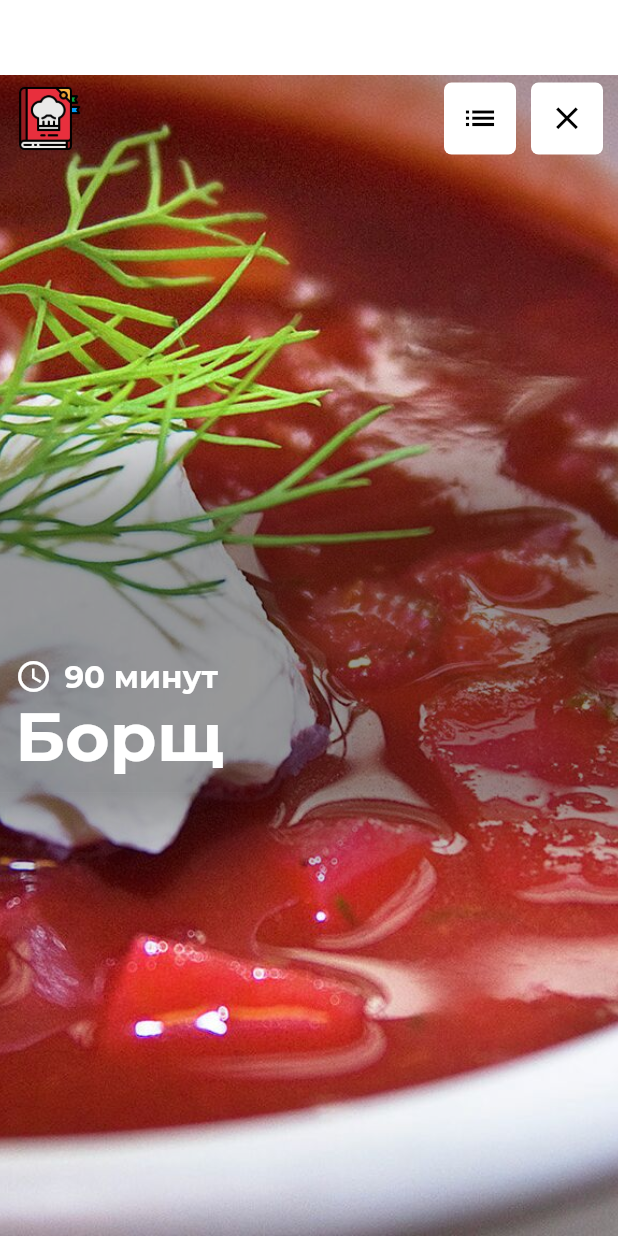
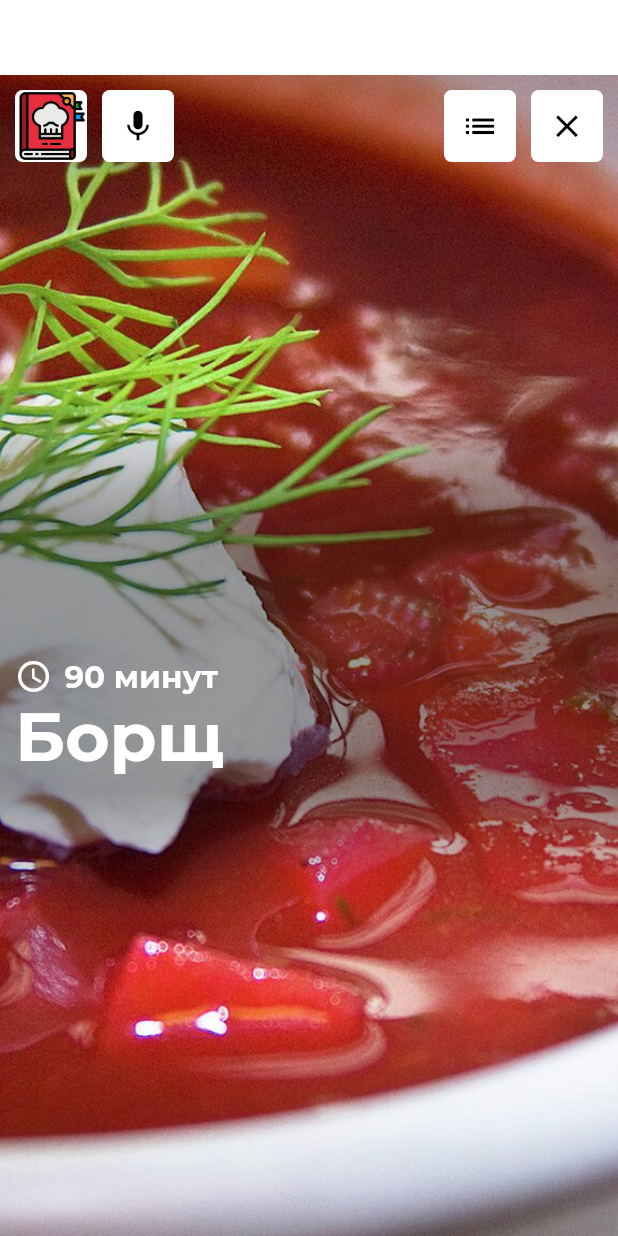
Before and after one commit to OlesiaPalchunova/voice-recipe, a Flutter app: the screen it shows after launch, after a tap on "Борщ", on a phone screen of 412 x 824 dp. Run offline on Flutter 3.47's test engine with Material 2 defaults, Android fonts, the phone set to English and light mode, and no system bars; our stand-ins replace flutter_tts, speech_to_text; project files that could hold a hidden picture were left out.

Commit message:
added better code for a command listener, now it works better

```diff
--- a/lib/components/commands_listener.dart
+++ b/lib/components/commands_listener.dart
@@ -1,10 +1,17 @@
-import 'package:speech_to_text/speech_to_text.dart' as stt;
+import 'package:flutter/cupertino.dart';
+import 'package:speech_to_text/speech_to_text.dart';
 
 class CommandsListener {
-  CommandsListener({required this.onNext, required this.onPrev, required this.onSay,
-  required this.onStart, required this.onExit});
+  CommandsListener(
+      {required this.onNext,
+      required this.onPrev,
+      required this.onSay,
+      required this.onStart,
+      required this.onExit}) {
+    _initSpeechToText();
+  }
 
-  late stt.SpeechToText _speech;
+  late final SpeechToText _speechToText = SpeechToText();
   final void Function() onNext;
   final void Function() onPrev;
   final void Function() onSay;
@@ -12,62 +19,78 @@ class CommandsListener {
   final void Function() onExit;
   var lastCommandTime = DateTime.now();
   static const _minSlideChangeDelayMillis = 800;
-
+  static const _minDoneDelay = 200;
   static const nextWords = ["дальше", "даша", "вперёд", "польша", "даже"];
   static const backWords = ["назад"];
   static const sayWords = ["скажи"];
   static const startWords = ["начать", "старт", "начало"];
   static const exitWords = ["выйди", "закрой"];
+  var lastDoneTime = DateTime.now();
 
-  void launchRecognition() {
-    _initSpeechToText().then((available) {
-      if (available) {
+  var _speechAvailable = false;
+  final String _selectedLocaleId = 'ru_Ru';
+
+  void start() {
+    if (!_speechAvailable) {
+      debugPrint("STT module is not available");
+    } else {
       _listen();
     }
-    });
   }
 
   void shutdown() {
-    _speech.cancel();
+    _speechToText.cancel();
   }
 
-  Future<bool> _initSpeechToText() async {
-    _speech = stt.SpeechToText();
-    return await _speech.initialize(
-      onStatus: (val) => {
-        print('onStatus: $val')
+  void _initSpeechToText() async {
+    _speechAvailable = await _speechToText.initialize(
+      onStatus: (val) {
+        debugPrint('=== onStatus: $val');
+        if (val == 'done') {
+          // var current = DateTime.now();
+          // if (current.difference(lastDoneTime).inMilliseconds.abs() >=
+          // _minDoneDelay) {
+            start();
+            // lastDoneTime = current;
+          // }
+        }
       },
       onError: (val) {
-        print('onError: $val');
+        debugPrint('=== onError: $val');
         if (val.errorMsg == 'error_speech_timeout' ||
             val.errorMsg == 'error_no_match') {
-          launchRecognition();
+          start();
         }
       },
     );
   }
 
-  bool _isNextCommand(String command) => nextWords.contains(command.toLowerCase());
-
-  bool _isBackCommand(String command) => backWords.contains(command.toLowerCase());
-
-  bool _isSayCommand(String command) => sayWords.contains(command.toLowerCase());
-
   void _listen() async {
-    _speech.listen(
-      localeId: "ru_RU",
+    await _stopListening();
+    await _speechToText.listen(
+      localeId: _selectedLocaleId,
       listenFor: const Duration(hours: 2),
       onResult: (val) {
         var text = val.recognizedWords;
-        print(text);
+        _handleText(text);
+      },
+    );
+  }
+
+  void _handleText(String text) {
+    debugPrint(text);
     var current = DateTime.now();
     var passed = current.difference(lastCommandTime).inMilliseconds.abs();
-        if (passed >=
-            _minSlideChangeDelayMillis) {
+    if (passed < _minSlideChangeDelayMillis) {
+      debugPrint(
+          'Passed not enough time, just $passed / $_minSlideChangeDelayMillis');
+      return;
+    }
     if (_isNextCommand(text)) {
-            print('NEXT');
       lastCommandTime = current;
+      debugPrint('detected next command');
       onNext();
+      debugPrint('called onNext()');
     } else if (_isBackCommand(text)) {
       lastCommandTime = current;
       onPrev();
@@ -81,11 +104,18 @@ class CommandsListener {
       lastCommandTime = current;
       onExit();
     }
-        } else {
-          print('PASSED $passed');
   }
-        _listen();
-      },
-    );
+
+  Future _stopListening() async {
+    await _speechToText.stop();
   }
+
+  bool _isNextCommand(String command) =>
+      nextWords.contains(command.toLowerCase());
+
+  bool _isBackCommand(String command) =>
+      backWords.contains(command.toLowerCase());
+
+  bool _isSayCommand(String command) =>
+      sayWords.contains(command.toLowerCase());
 }
--- a/lib/components/header_panel.dart
+++ b/lib/components/header_panel.dart
@@ -1,46 +1,98 @@
 import 'package:flutter/material.dart';
 
-class HeaderPanel extends StatelessWidget {
-  const HeaderPanel({super.key, required this.onClose, required this.onList});
+class HeaderPanel extends StatefulWidget {
+  const HeaderPanel({super.key, required this.onClose, required this.onList,
+  required this.onListen, required this.onMute});
 
-  final double _iconSize = 25;
-  final double _panelHeight = 45;
+  static const _iconSize = 25.0;
   final void Function(BuildContext) onClose;
-  final void Function(BuildContext) onList;
+  final void Function() onList;
+  final void Function() onListen;
+  final void Function() onMute;
+
+  @override
+  State<HeaderPanel> createState() => _HeaderPanelState();
+
+  static Container buildButton(BuildContext context, IconButton iconButton) {
+    return Container(
+        decoration: BoxDecoration(
+          borderRadius: BorderRadius.circular(5),
+          color: Colors.white,
+        ),
+        child: iconButton);
+  }
+}
+
+class _HeaderPanelState extends State<HeaderPanel> {
+  var isListening = true;
 
   @override
   Widget build(BuildContext context) {
     return Row(
       mainAxisAlignment: MainAxisAlignment.spaceBetween,
       children: [
-        SizedBox(
-            height: _panelHeight,
-            width: _panelHeight,
-            child: Image.asset("assets/images/voice_recipe.png")),
         Row(
           children: [
-            buildButton(
+            Container(
+              decoration: BoxDecoration(
+                borderRadius: BorderRadius.circular(5),
+                color: Colors.white,
+              ),
+              child: const Image(
+                  height: 48.0,
+                  image: AssetImage("assets/images/voice_recipe.png")),
+            ),
+            const SizedBox(
+              width: 10,
+            ),
+            HeaderPanel.buildButton(
+                context,
+                IconButton(
+                    onPressed: () {
+                      setState(() {
+                        isListening = !isListening;
+                      });
+                      if (isListening) {
+                        widget.onListen();
+                      } else {
+                        widget.onMute();
+                      }
+                    },
+                    icon: isListening ? const Icon(
+                      Icons.mic,
+                      color: Colors.black,
+                      size: HeaderPanel._iconSize,
+                    ) : const Icon(
+                      Icons.mic_off,
+                      color: Colors.black,
+                      size: HeaderPanel._iconSize,
+                    )))
+          ],
+        ),
+        Row(
+          children: [
+            HeaderPanel.buildButton(
               context,
               IconButton(
-                onPressed: () => onList(context),
-                icon: Icon(
+                onPressed: () => widget.onList(),
+                icon: const Icon(
                   Icons.list,
                   color: Colors.black,
-                  size: _iconSize,
+                  size: HeaderPanel._iconSize,
                 ),
               ),
             ),
             const SizedBox(
               width: 10,
             ),
-            buildButton(
+            HeaderPanel.buildButton(
               context,
               IconButton(
-                onPressed: () => onClose(context),
-                icon: Icon(
+                onPressed: () => widget.onClose(context),
+                icon: const Icon(
                   Icons.close_outlined,
                   color: Colors.black,
-                  size: _iconSize,
+                  size: HeaderPanel._iconSize,
                 ),
               ),
             ),
@@ -49,13 +101,4 @@ class HeaderPanel extends StatelessWidget {
       ],
     );
   }
-
-  static Container buildButton(BuildContext context, IconButton iconButton) {
-    return Container(
-        decoration: BoxDecoration(
-            borderRadius: BorderRadius.circular(5),
-          color: Colors.white,
-        ),
-        child: iconButton);
-  }
 }
--- a/lib/screens/recipe_screen.dart
+++ b/lib/screens/recipe_screen.dart
@@ -51,7 +51,7 @@ class _RecipeScreenState extends State<RecipeScreen> {
         onSay: () => {
           _pronounce(_slideId)
         });
-    _listener.launchRecognition();
+    _listener.start();
   }
 
   @override
@@ -105,10 +105,12 @@ class _RecipeScreenState extends State<RecipeScreen> {
                     ),
                     Container(
                         margin: const EdgeInsets.symmetric(
-                            vertical: 55, horizontal: 10),
+                            vertical: 60, horizontal: 10),
                         child: HeaderPanel(
                           onClose: _onClose,
                           onList: _onList,
+                          onMute: () => _listener.shutdown(),
+                          onListen: () => _listener.start(),
                         )),
                   ],
                 ),
@@ -129,7 +131,7 @@ class _RecipeScreenState extends State<RecipeScreen> {
     Navigator.of(context).pop();
   }
 
-  void _onList(BuildContext context) {
+  void _onList() {
     setState(() {
       _slideId = 1;
     });
--- a/pubspec.yaml
+++ b/pubspec.yaml
@@ -32,7 +32,6 @@ dependencies:
   flutter:
     sdk: flutter
   flutter_tts:
-  video_player:
   speech_to_text:
 
 
```
Also changed, not shown: lib/components/slides/recipe_step.dart (line endings or trailing spaces), pubspec.lock, 1 other file. Lines whose indentation alone changed are shown as unchanged.
